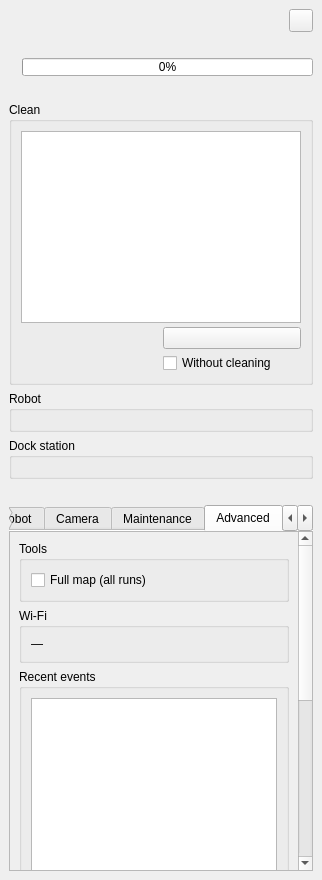
Above: valetudo_qgis/ui/status_panel.ui from sylsta/homeqgis before the change. Below: the same form after it.
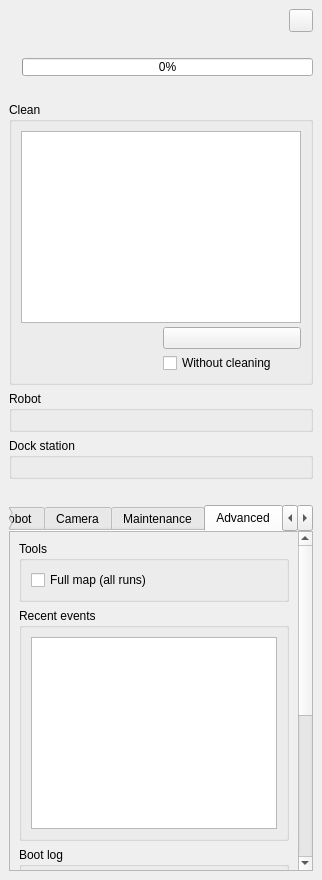
That is the form after the change. The open tabs and pages were chosen to show the change. Custom widgets are drawn as their Qt base class.

Commit message:
Panel: Wi-Fi signal in the header instead of the Advanced tab
The header's second line (robot · Valetudo version) ends with 'Wi-Fi
-55 dBm', coloured with the Wi-Fi survey thresholds; its tooltip gives
the network name, band and address. The Wi-Fi section of the Advanced
tab is removed.

What changed in the file:
```diff
--- a/valetudo_qgis/ui/status_panel.ui
+++ b/valetudo_qgis/ui/status_panel.ui
@@ -650,31 +650,6 @@
               </layout>
              </widget>
             </item>
-            <item>
-             <widget class="QgsCollapsibleGroupBox" name="box_wifi">
-              <property name="title">
-               <string>Wi-Fi</string>
-              </property>
-              <layout class="QFormLayout" name="wifi_form">
-               <property name="fieldGrowthPolicy">
-                <enum>QFormLayout::AllNonFixedFieldsGrow</enum>
-               </property>
-               <item row="0" column="0" colspan="2">
-                <widget class="QLabel" name="lbl_wifi">
-                 <property name="text">
-                  <string notr="true">—</string>
-                 </property>
-                 <property name="wordWrap">
-                  <bool>true</bool>
-                 </property>
-                 <property name="textInteractionFlags">
-                  <set>Qt::TextSelectableByMouse</set>
-                 </property>
-                </widget>
-               </item>
-              </layout>
-             </widget>
-            </item>
             <item>
              <widget class="QgsCollapsibleGroupBox" name="box_events">
               <property name="title">
```
The commit also changes 3 other files.
